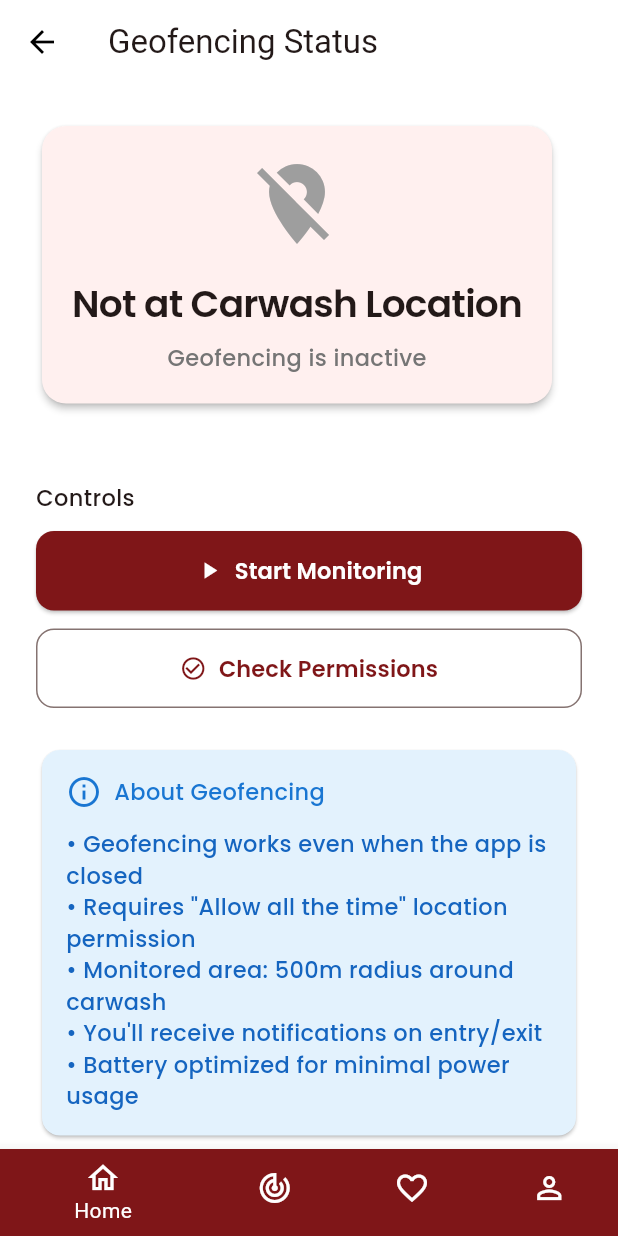
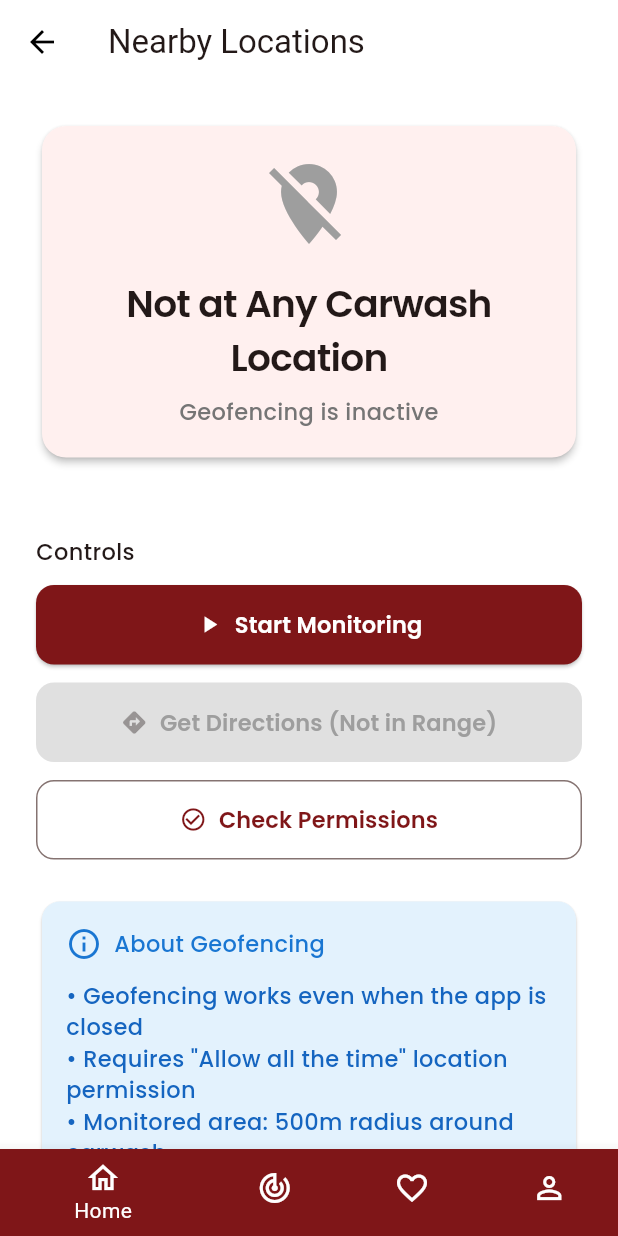
Before and after one commit to cljncrz/KINGSLEY-APP, a Flutter app: the GeofenceStatusScreen screen opened directly, on a phone screen of 412 x 824 dp. Run offline on Flutter 3.47's test engine with Material 3 defaults, Android fonts, the phone set to English and light mode, and no system bars; our stand-ins replace cloud_firestore, firebase_auth, firebase_core, firebase_messaging, firebase_storage, flutter_dotenv and 10 more; missing offline and left inert: firebase_app_check; accounts and stored records are empty; generated files the repository leaves out were written again.

Commit message:
geofencing is done

```diff
--- a/lib/controllers/booking_controller.dart
+++ b/lib/controllers/booking_controller.dart
@@ -106,7 +106,7 @@ class BookingController extends GetxController {
     try {
       // Generate a custom ID using timestamp (e.g. BK1234567)
       final timestamp = DateTime.now().millisecondsSinceEpoch;
-      final customId = 'BK${timestamp.toString().substring(5)}';
+      final customId = 'UID${timestamp.toString().substring(5)}';
 
       // Create booking with custom ID
       final bookingRef = _db.collection('bookings').doc(customId);
--- a/lib/view/home/account/geofence_status_screen.dart
+++ b/lib/view/home/account/geofence_status_screen.dart
@@ -14,10 +14,13 @@ class GeofenceStatusScreen extends StatelessWidget {
     final isDark = Theme.of(context).brightness == Brightness.dark;
 
     return Scaffold(
-      appBar: AppBar(title: const Text('Geofencing Status'), elevation: 0),
+      appBar: AppBar(title: const Text('Nearby Locations'), elevation: 0),
       body: Obx(() {
         final isMonitoring = geofencingService.isMonitoring.value;
         final isInside = geofencingService.isInsideGeofence.value;
+        final closestLoc = geofencingService.closestLocation.value;
+        final closestName = closestLoc?['name'] ?? 'Nearest Location';
+        final distance = geofencingService.distanceToClosest.value;
 
         return SingleChildScrollView(
           padding: const EdgeInsets.all(24.0),
@@ -42,8 +45,8 @@ class GeofenceStatusScreen extends StatelessWidget {
                       const SizedBox(height: 16),
                       Text(
                         isInside
-                            ? 'You\'re Near Kingsley Carwash!'
-                            : 'Not at Carwash Location',
+                            ? 'You\'re Near $closestName!\n(${geofencingService.formatDistance(distance)})'
+                            : 'Not at Any Carwash Location',
                         style: AppTextStyle.withColor(
                           AppTextStyle.h2,
                           Theme.of(context).textTheme.bodyLarge!.color!,
@@ -191,6 +194,53 @@ class GeofenceStatusScreen extends StatelessWidget {
                 ),
               ),
               const SizedBox(height: 12),
+              // Get Directions button - only show when inside geofence
+              if (isInside)
+                SizedBox(
+                  width: double.infinity,
+                  child: ElevatedButton.icon(
+                    onPressed: () => geofencingService.openDirections(),
+                    icon: const Icon(Icons.directions, color: Colors.white),
+                    label: Text(
+                      'Get Directions',
+                      style: AppTextStyle.withColor(
+                        AppTextStyle.buttonMedium,
+                        Colors.white,
+                      ),
+                    ),
+                    style: ElevatedButton.styleFrom(
+                      backgroundColor: Theme.of(context).primaryColor,
+                      padding: const EdgeInsets.symmetric(vertical: 16),
+                      shape: RoundedRectangleBorder(
+                        borderRadius: BorderRadius.circular(12),
+                      ),
+                    ),
+                  ),
+                )
+              else
+                SizedBox(
+                  width: double.infinity,
+                  child: ElevatedButton.icon(
+                    onPressed: null,
+                    icon: const Icon(Icons.directions),
+                    label: Text(
+                      'Get Directions (Not in Range)',
+                      style: AppTextStyle.withColor(
+                        AppTextStyle.buttonMedium,
+                        Colors.grey,
+                      ),
+                    ),
+                    style: ElevatedButton.styleFrom(
+                      backgroundColor: Colors.grey[300],
+                      disabledBackgroundColor: Colors.grey[300],
+                      padding: const EdgeInsets.symmetric(vertical: 16),
+                      shape: RoundedRectangleBorder(
+                        borderRadius: BorderRadius.circular(12),
+                      ),
+                    ),
+                  ),
+                ),
+              const SizedBox(height: 12),
 
               SizedBox(
                 width: double.infinity,
--- a/pubspec.yaml
+++ b/pubspec.yaml
@@ -55,6 +55,7 @@ dependencies:
   cloud_functions: ^6.0.3
   flutter_local_notifications: ^19.5.0
   geolocator: ^14.0.2
+  url_launcher: ^6.2.4
 
 
 dev_dependencies:
```
Also changed, not shown: lib/services/geofencing_service.dart (+179 -38 lines), lib/view/home/account/edit_profile_screen.dart (+23 -19 lines), pubspec.lock, 1 other file.
